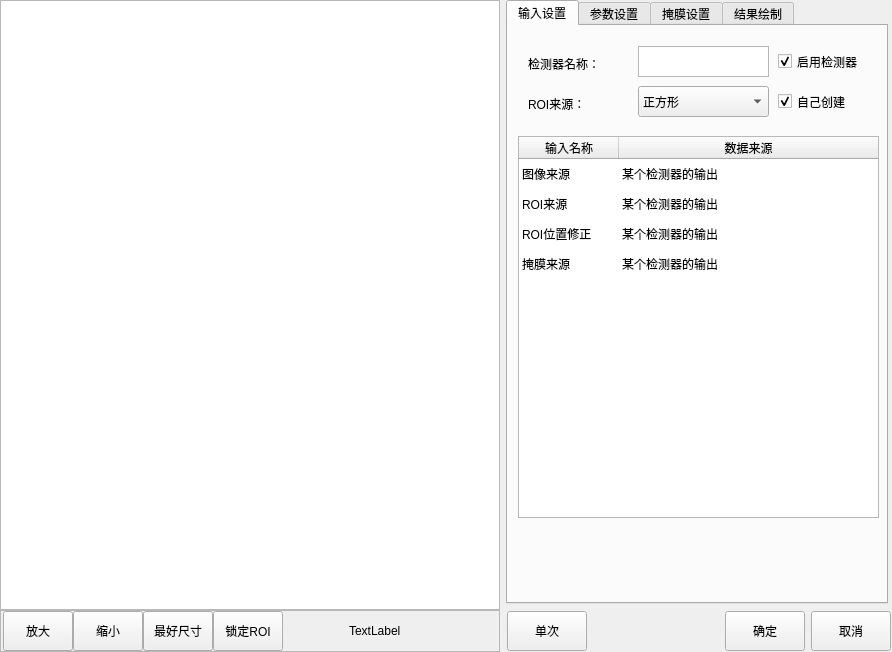
First picture: the form in CMvVisionParamWidget/CMvVisionParamWidget/formFiles/CMvBlobRapidDetection.ui, repository OrangLBlue/QtUI_For_Work, before the edit.
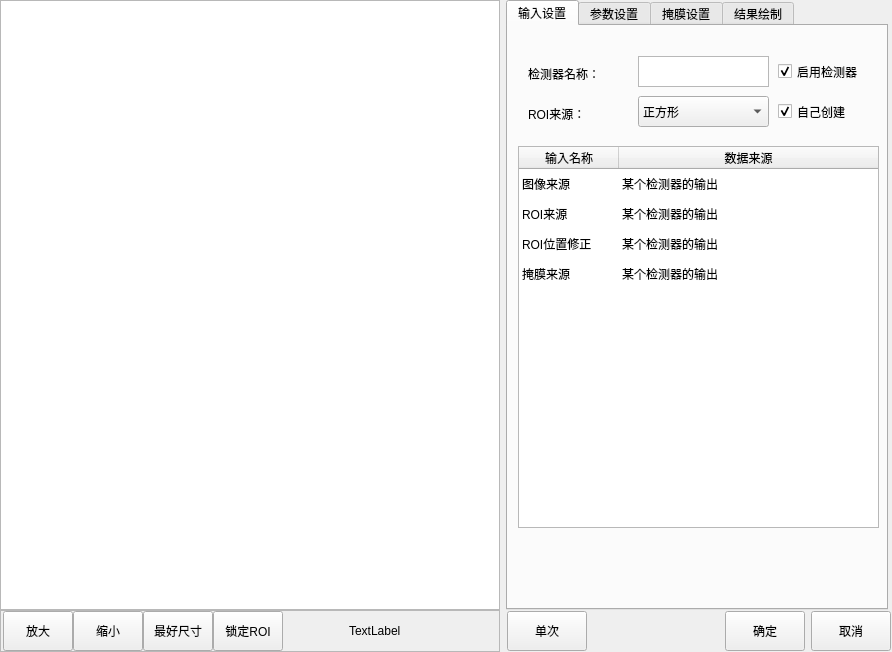
Second picture: the form after the edit. The open tabs and pages were chosen to show the change.

Diff of the .ui file:
```diff
--- a/CMvVisionParamWidget/CMvVisionParamWidget/formFiles/CMvBlobRapidDetection.ui
+++ b/CMvVisionParamWidget/CMvVisionParamWidget/formFiles/CMvBlobRapidDetection.ui
@@ -192,6 +192,9 @@
    </item>
    <item>
     <layout class="QVBoxLayout" name="verticalLayout_2">
+     <property name="spacing">
+      <number>0</number>
+     </property>
      <item>
       <widget class="QTabWidget" name="tabWidget">
        <property name="minimumSize">
@@ -213,11 +216,146 @@
         <attribute name="title">
          <string>输入设置</string>
         </attribute>
+        <widget class="QCheckBox" name="checkBox_roiCreat">
+         <property name="geometry">
+          <rect>
+           <x>270</x>
+           <y>70</y>
+           <width>101</width>
+           <height>31</height>
+          </rect>
+         </property>
+         <property name="minimumSize">
+          <size>
+           <width>101</width>
+           <height>31</height>
+          </size>
+         </property>
+         <property name="text">
+          <string>自己创建</string>
+         </property>
+         <property name="checked">
+          <bool>true</bool>
+         </property>
+         <property name="tristate">
+          <bool>false</bool>
+         </property>
+        </widget>
+        <widget class="QLabel" name="label_funcName">
+         <property name="geometry">
+          <rect>
+           <x>20</x>
+           <y>40</y>
+           <width>81</width>
+           <height>16</height>
+          </rect>
+         </property>
+         <property name="text">
+          <string>检测器名称：</string>
+         </property>
+        </widget>
+        <widget class="QLabel" name="label_roiCreat">
+         <property name="geometry">
+          <rect>
+           <x>20</x>
+           <y>80</y>
+           <width>91</width>
+           <height>16</height>
+          </rect>
+         </property>
+         <property name="text">
+          <string>ROI来源：</string>
+         </property>
+        </widget>
+        <widget class="QCheckBox" name="checkBox_enableFunc">
+         <property name="geometry">
+          <rect>
+           <x>270</x>
+           <y>30</y>
+           <width>101</width>
+           <height>31</height>
+          </rect>
+         </property>
+         <property name="minimumSize">
+          <size>
+           <width>101</width>
+           <height>31</height>
+          </size>
+         </property>
+         <property name="text">
+          <string>启用检测器</string>
+         </property>
+         <property name="checked">
+          <bool>true</bool>
+         </property>
+        </widget>
+        <widget class="QComboBox" name="comboBox_imageSource">
+         <property name="geometry">
+          <rect>
+           <x>130</x>
+           <y>70</y>
+           <width>131</width>
+           <height>31</height>
+          </rect>
+         </property>
+         <property name="minimumSize">
+          <size>
+           <width>131</width>
+           <height>31</height>
+          </size>
+         </property>
+         <property name="maximumSize">
+          <size>
+           <width>131</width>
+           <height>31</height>
+          </size>
+         </property>
+         <item>
+          <property name="text">
+           <string>正方形</string>
+          </property>
+         </item>
+         <item>
+          <property name="text">
+           <string>圆形</string>
+          </property>
+         </item>
+         <item>
+          <property name="text">
+           <string>多边形</string>
+          </property>
+         </item>
+        </widget>
+        <widget class="QPlainTextEdit" name="plainTextEdit_funcName">
+         <property name="geometry">
+          <rect>
+           <x>130</x>
+           <y>30</y>
+           <width>131</width>
+           <height>31</height>
+          </rect>
+         </property>
+         <property name="minimumSize">
+          <size>
+           <width>131</width>
+           <height>31</height>
+          </size>
+         </property>
+         <property name="maximumSize">
+          <size>
+           <width>131</width>
+           <height>31</height>
+          </size>
+         </property>
+         <property name="overwriteMode">
+          <bool>false</bool>
+         </property>
+        </widget>
         <widget class="QTableWidget" name="tableWidget_input">
          <property name="geometry">
           <rect>
            <x>10</x>
-           <y>110</y>
+           <y>120</y>
            <width>361</width>
            <height>382</height>
           </rect>
@@ -323,141 +461,6 @@
           </property>
          </item>
         </widget>
-        <widget class="QLabel" name="label_funcName_2">
-         <property name="geometry">
-          <rect>
-           <x>20</x>
-           <y>30</y>
-           <width>81</width>
-           <height>16</height>
-          </rect>
-         </property>
-         <property name="text">
-          <string>检测器名称：</string>
-         </property>
-        </widget>
-        <widget class="QLabel" name="label_roiCreat_2">
-         <property name="geometry">
-          <rect>
-           <x>20</x>
-           <y>70</y>
-           <width>91</width>
-           <height>16</height>
-          </rect>
-         </property>
-         <property name="text">
-          <string>ROI来源：</string>
-         </property>
-        </widget>
-        <widget class="QCheckBox" name="checkBox_enableFunc_2">
-         <property name="geometry">
-          <rect>
-           <x>270</x>
-           <y>20</y>
-           <width>101</width>
-           <height>31</height>
-          </rect>
-         </property>
-         <property name="minimumSize">
-          <size>
-           <width>101</width>
-           <height>31</height>
-          </size>
-         </property>
-         <property name="text">
-          <string>启用检测器</string>
-         </property>
-         <property name="checked">
-          <bool>true</bool>
-         </property>
-        </widget>
-        <widget class="QCheckBox" name="checkBox_roiCreat_2">
-         <property name="geometry">
-          <rect>
-           <x>270</x>
-           <y>60</y>
-           <width>101</width>
-           <height>31</height>
-          </rect>
-         </property>
-         <property name="minimumSize">
-          <size>
-           <width>101</width>
-           <height>31</height>
-          </size>
-         </property>
-         <property name="text">
-          <string>自己创建</string>
-         </property>
-         <property name="checked">
-          <bool>true</bool>
-         </property>
-         <property name="tristate">
-          <bool>false</bool>
-         </property>
-        </widget>
-        <widget class="QPlainTextEdit" name="plainTextEdit_funcName_2">
-         <property name="geometry">
-          <rect>
-           <x>130</x>
-           <y>20</y>
-           <width>131</width>
-           <height>31</height>
-          </rect>
-         </property>
-         <property name="minimumSize">
-          <size>
-           <width>131</width>
-           <height>31</height>
-          </size>
-         </property>
-         <property name="maximumSize">
-          <size>
-           <width>131</width>
-           <height>31</height>
-          </size>
-         </property>
-         <property name="overwriteMode">
-          <bool>false</bool>
-         </property>
-        </widget>
-        <widget class="QComboBox" name="comboBox_imageSource_3">
-         <property name="geometry">
-          <rect>
-           <x>130</x>
-           <y>60</y>
-           <width>131</width>
-           <height>31</height>
-          </rect>
-         </property>
-         <property name="minimumSize">
-          <size>
-           <width>131</width>
-           <height>31</height>
-          </size>
-         </property>
-         <property name="maximumSize">
-          <size>
-           <width>131</width>
-           <height>31</height>
-          </size>
-         </property>
-         <item>
-          <property name="text">
-           <string>正方形</string>
-          </property>
-         </item>
-         <item>
-          <property name="text">
-           <string>圆形</string>
-          </property>
-         </item>
-         <item>
-          <property name="text">
-           <string>多边形</string>
-          </property>
-         </item>
-        </widget>
        </widget>
        <widget class="QWidget" name="tab_2">
         <attribute name="title">
```
Left out of the diff: 230 changed lines with no effect on the pictures.
